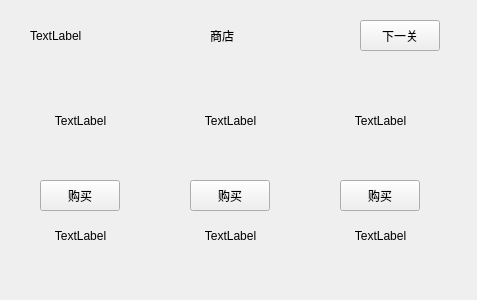
The window that goldMiner/shop.ui (fatty-belly/QT-goldMiner) describes before a commit, drawn with Qt 5.
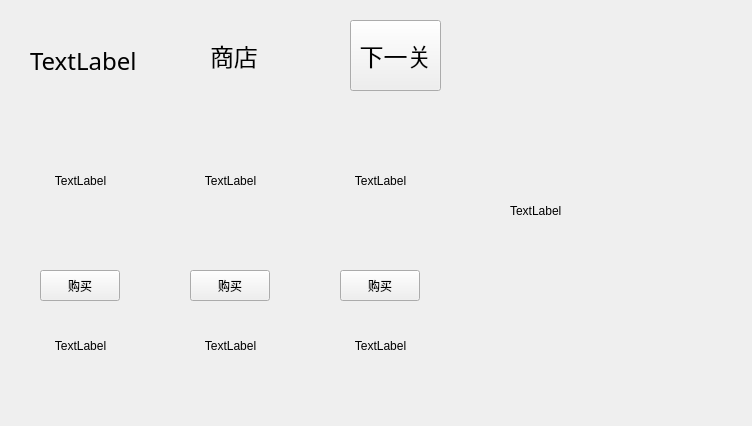
The same window after the commit. Icons and pictures are not drawn.

Patch:
```diff
--- a/goldMiner/shop.ui
+++ b/goldMiner/shop.ui
@@ -6,8 +6,8 @@
    <rect>
     <x>0</x>
     <y>0</y>
-    <width>477</width>
-    <height>300</height>
+    <width>752</width>
+    <height>426</height>
    </rect>
   </property>
   <property name="windowTitle">
@@ -23,7 +23,7 @@
    <property name="geometry">
     <rect>
      <x>40</x>
-     <y>180</y>
+     <y>270</y>
      <width>80</width>
      <height>31</height>
     </rect>
@@ -46,7 +46,7 @@
    <property name="geometry">
     <rect>
      <x>190</x>
-     <y>180</y>
+     <y>270</y>
      <width>80</width>
      <height>31</height>
     </rect>
@@ -69,7 +69,7 @@
    <property name="geometry">
     <rect>
      <x>340</x>
-     <y>180</y>
+     <y>270</y>
      <width>80</width>
      <height>31</height>
     </rect>
@@ -92,7 +92,7 @@
    <property name="geometry">
     <rect>
      <x>10</x>
-     <y>210</y>
+     <y>320</y>
      <width>141</width>
      <height>51</height>
     </rect>
@@ -111,7 +111,7 @@
    <property name="geometry">
     <rect>
      <x>160</x>
-     <y>210</y>
+     <y>320</y>
      <width>141</width>
      <height>51</height>
     </rect>
@@ -130,7 +130,7 @@
    <property name="geometry">
     <rect>
      <x>310</x>
-     <y>210</y>
+     <y>320</y>
      <width>141</width>
      <height>51</height>
     </rect>
@@ -148,12 +148,18 @@
   <widget class="QPushButton" name="nextLevelButton">
    <property name="geometry">
     <rect>
-     <x>360</x>
+     <x>350</x>
      <y>20</y>
-     <width>80</width>
-     <height>31</height>
+     <width>91</width>
+     <height>71</height>
     </rect>
    </property>
+   <property name="font">
+    <font>
+     <family>Academy Engraved LET</family>
+     <pointsize>18</pointsize>
+    </font>
+   </property>
    <property name="text">
     <string>下一关</string>
    </property>
@@ -162,11 +168,17 @@
    <property name="geometry">
     <rect>
      <x>210</x>
-     <y>20</y>
+     <y>40</y>
      <width>91</width>
      <height>31</height>
     </rect>
    </property>
+   <property name="font">
+    <font>
+     <family>Academy Engraved LET</family>
+     <pointsize>18</pointsize>
+    </font>
+   </property>
    <property name="text">
     <string>商店</string>
    </property>
@@ -175,11 +187,17 @@
    <property name="geometry">
     <rect>
      <x>30</x>
-     <y>20</y>
-     <width>121</width>
-     <height>31</height>
+     <y>40</y>
+     <width>141</width>
+     <height>41</height>
     </rect>
    </property>
+   <property name="font">
+    <font>
+     <family>Academy Engraved LET</family>
+     <pointsize>18</pointsize>
+    </font>
+   </property>
    <property name="text">
     <string>TextLabel</string>
    </property>
@@ -188,7 +206,7 @@
    <property name="geometry">
     <rect>
      <x>40</x>
-     <y>80</y>
+     <y>140</y>
      <width>81</width>
      <height>81</height>
     </rect>
@@ -207,7 +225,7 @@
    <property name="geometry">
     <rect>
      <x>190</x>
-     <y>80</y>
+     <y>140</y>
      <width>81</width>
      <height>81</height>
     </rect>
@@ -226,7 +244,7 @@
    <property name="geometry">
     <rect>
      <x>340</x>
-     <y>80</y>
+     <y>140</y>
      <width>81</width>
      <height>81</height>
     </rect>
@@ -244,6 +262,19 @@
     <bool>false</bool>
    </property>
   </widget>
+  <widget class="QLabel" name="label_8">
+   <property name="geometry">
+    <rect>
+     <x>510</x>
+     <y>0</y>
+     <width>221</width>
+     <height>421</height>
+    </rect>
+   </property>
+   <property name="text">
+    <string>TextLabel</string>
+   </property>
+  </widget>
  </widget>
  <resources/>
  <connections/>
```
